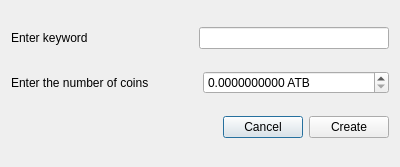
First picture: the form in src/qt/forms/bonuscodedialog.ui, repository Ailein/atbcoin-insight, before the edit.
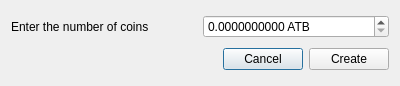
Second picture: the form after the edit.

```diff
--- a/src/qt/forms/bonuscodedialog.ui
+++ b/src/qt/forms/bonuscodedialog.ui
@@ -7,7 +7,7 @@
     <x>0</x>
     <y>0</y>
     <width>400</width>
-    <height>167</height>
+    <height>86</height>
    </rect>
   </property>
   <property name="windowTitle">
@@ -17,27 +17,6 @@
    <bool>true</bool>
   </property>
   <layout class="QVBoxLayout" name="verticalLayout">
-   <item>
-    <layout class="QHBoxLayout" name="horizontalLayout_2">
-     <item>
-      <widget class="QLabel" name="LKeyWord">
-       <property name="text">
-        <string>Enter keyword </string>
-       </property>
-      </widget>
-     </item>
-     <item>
-      <widget class="QLineEdit" name="EKeyWord">
-       <property name="maximumSize">
-        <size>
-         <width>190</width>
-         <height>16777215</height>
-        </size>
-       </property>
-      </widget>
-     </item>
-    </layout>
-   </item>
    <item>
     <layout class="QHBoxLayout" name="horizontalLayout_3">
      <item>
```
